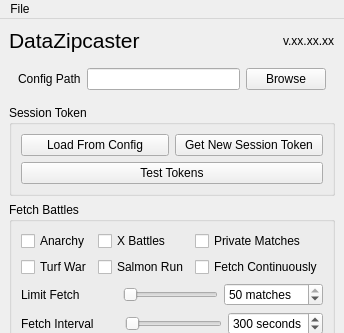
The window that data_zipcaster/gui/ui/main.ui (cesaregarza/DataZipcaster) describes before a commit, drawn with Qt 5; both pictures show x 0 to 344 and y 0 to 333 of the 344 by 530 pixel window.
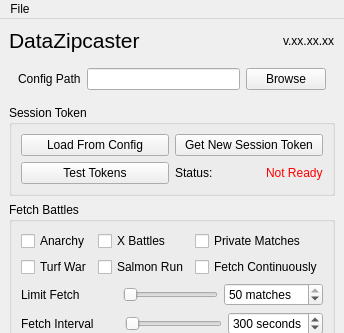
The same window after the commit.

Commit message: Status indicator

The edit to the form file:
```diff
--- a/data_zipcaster/gui/ui/main.ui
+++ b/data_zipcaster/gui/ui/main.ui
@@ -268,13 +268,34 @@
          </property>
         </widget>
        </item>
-       <item row="2" column="0" colspan="2">
+       <item row="3" column="0">
         <widget class="QPushButton" name="test_tokens_button">
          <property name="text">
           <string>Test Tokens</string>
          </property>
         </widget>
        </item>
+       <item row="3" column="1">
+        <layout class="QHBoxLayout" name="horizontalLayout_2">
+         <item>
+          <widget class="QLabel" name="status_label">
+           <property name="text">
+            <string>Status:</string>
+           </property>
+          </widget>
+         </item>
+         <item alignment="Qt::AlignRight">
+          <widget class="QLabel" name="status_icon">
+           <property name="styleSheet">
+            <string notr="true">color: red;</string>
+           </property>
+           <property name="text">
+            <string>Not Ready</string>
+           </property>
+          </widget>
+         </item>
+        </layout>
+       </item>
       </layout>
      </widget>
     </item>
```
The commit also changes 1 other file.
